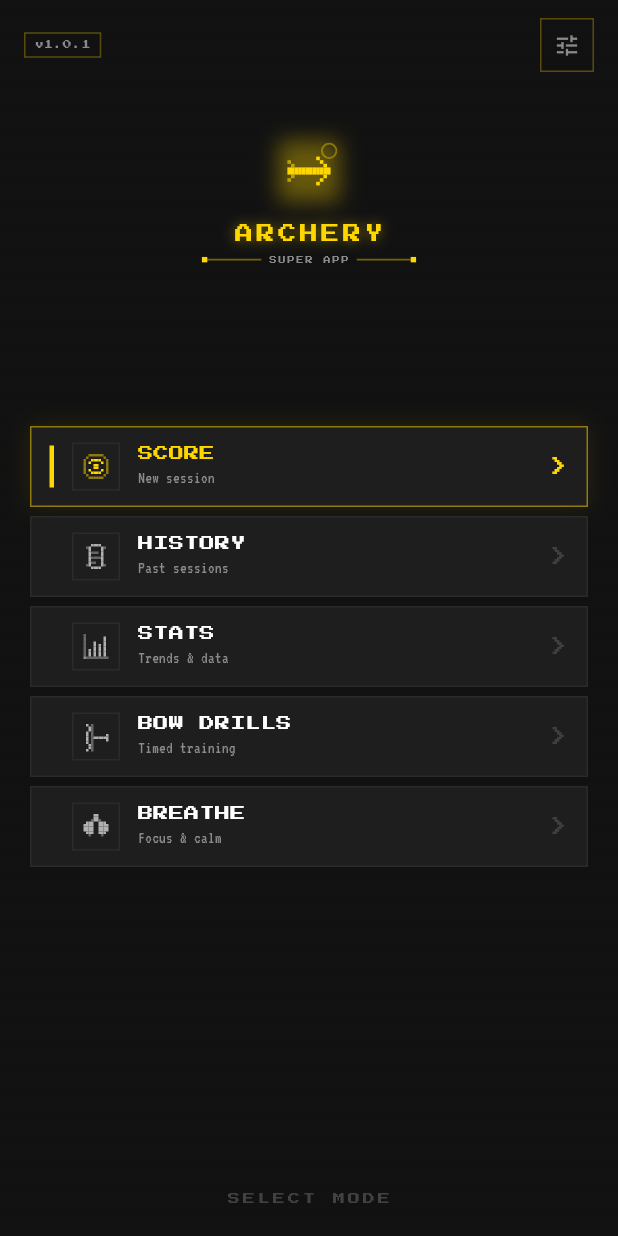
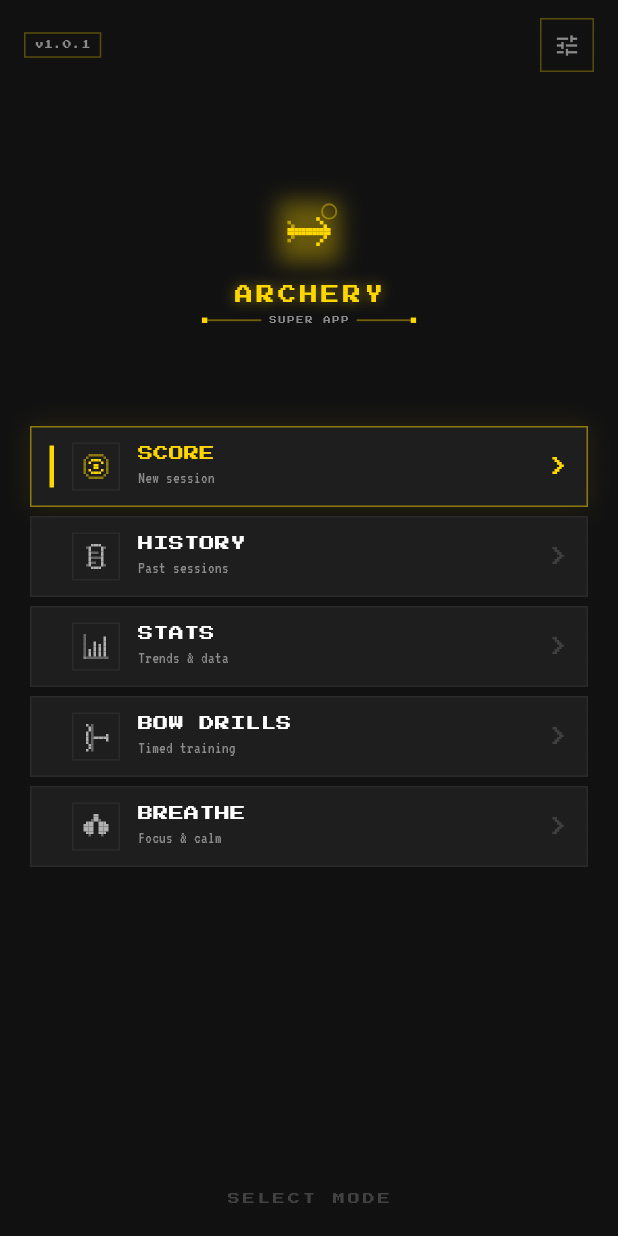
Before and after one commit to patrickhustonoly1996/archery-super-app, a Flutter app: the screen it shows once a user with an empty profile is signed in, on a phone screen of 412 x 824 dp. Run offline on Flutter 3.47's test engine with Material 3 defaults, Android fonts, the phone set to English and light mode, and no system bars; our stand-ins replace csv, drift, drift_flutter, file_picker, firebase_auth, firebase_core and 3 more; missing offline and left inert: dart:html; accounts and stored records are empty; generated files the repository leaves out were written again.

Commit message:
Fix menu logo to scroll with menu items
The logo was staying fixed in position while menu scrolled because
they were in separate widgets (Column children). Now both logo and
menu items are in a single ListView.builder, so the logo scrolls
with the menu content as expected.

- Removed separate SlideTransition for logo (was causing fixed position)
- Put logo as first item in scrollable ListView
- Removed unused _MenuSection widget class
- Menu items now follow logo in same scroll context

```diff
--- a/lib/screens/home_screen.dart
+++ b/lib/screens/home_screen.dart
@@ -192,19 +192,11 @@ class _HomeScreenState extends State<HomeScreen>
                 // Top bar
                 _TopBar(onSettings: () => _showSettingsMenu(context)),
 
-                // Main content area
+                // Main content area - single scrollable list with logo + menu
                 Expanded(
                   child: AnimatedBuilder(
                     animation: _introController,
                     builder: (context, _) {
-                      final slideUp = Tween<Offset>(
-                        begin: Offset.zero,
-                        end: const Offset(0, -0.15),
-                      ).animate(CurvedAnimation(
-                        parent: _introController,
-                        curve: Curves.easeOutCubic,
-                      ));
-
                       final logoScale = Tween<double>(
                         begin: 1.0,
                         end: 0.6,
@@ -218,35 +210,46 @@ class _HomeScreenState extends State<HomeScreen>
                         curve: const Interval(0.3, 1.0, curve: Curves.easeOut),
                       );
 
-                      return Column(
-                        children: [
-                          // Logo section - slides up and shrinks
-                          SlideTransition(
-                            position: slideUp,
+                      // Total items: 1 logo + menu items
+                      final totalItems = 1 + (_introComplete ? _menuItems.length : 0);
+
+                      return ListView.builder(
+                        padding: const EdgeInsets.symmetric(horizontal: 20, vertical: 8),
+                        itemCount: totalItems,
+                        itemBuilder: (context, index) {
+                          if (index == 0) {
+                            // Logo as first scrollable item
+                            return Center(
                               child: ScaleTransition(
                                 scale: logoScale,
                                 child: _PixelLogo(
                                   pulseController: _pulseController,
                                 ),
                               ),
-                          ),
+                            );
+                          }
 
-                          // Menu section - fades in
-                          Expanded(
-                            child: FadeTransition(
+                          // Menu items (index - 1 because logo is at index 0)
+                          final menuIndex = index - 1;
+                          final item = _menuItems[menuIndex];
+                          final isSelected = menuIndex == _selectedIndex;
+
+                          return FadeTransition(
                             opacity: menuOpacity,
-                              child: _introComplete
-                                  ? _MenuSection(
-                                      items: _menuItems,
-                                      selectedIndex: _selectedIndex,
-                                      onSelect: (i) =>
-                                          setState(() => _selectedIndex = i),
+                            child: Padding(
+                              padding: const EdgeInsets.only(bottom: 6),
+                              child: _MenuItemWidget(
+                                item: item,
+                                isSelected: isSelected,
                                 pulseController: _pulseController,
-                                    )
-                                  : const SizedBox.shrink(),
+                                onTap: () {
+                                  setState(() => _selectedIndex = menuIndex);
+                                  item.onTap();
+                                },
                               ),
                             ),
-                        ],
+                          );
+                        },
                       );
                     },
                   ),
@@ -842,47 +845,8 @@ class _PixelMenuIconPainter extends CustomPainter {
 }
 
 // =============================================================================
-// MENU SECTION
+// MENU ITEM WIDGET
 // =============================================================================
-
-class _MenuSection extends StatelessWidget {
-  final List<_MenuItem> items;
-  final int selectedIndex;
-  final ValueChanged<int> onSelect;
-  final AnimationController pulseController;
-
-  const _MenuSection({
-    required this.items,
-    required this.selectedIndex,
-    required this.onSelect,
-    required this.pulseController,
-  });
-
-  @override
-  Widget build(BuildContext context) {
-    return ListView.builder(
-      padding: const EdgeInsets.symmetric(horizontal: 20, vertical: 8),
-      itemCount: items.length,
-      itemBuilder: (context, index) {
-        final item = items[index];
-        final isSelected = index == selectedIndex;
-
-        return Padding(
-          padding: const EdgeInsets.only(bottom: 6),
-          child: _MenuItemWidget(
-            item: item,
-            isSelected: isSelected,
-            pulseController: pulseController,
-            onTap: () {
-              onSelect(index);
-              item.onTap();
-            },
-          ),
-        );
-      },
-    );
-  }
-}
 
 class _MenuItemWidget extends StatelessWidget {
   final _MenuItem item;
```
Lines whose indentation alone changed are shown as unchanged.
